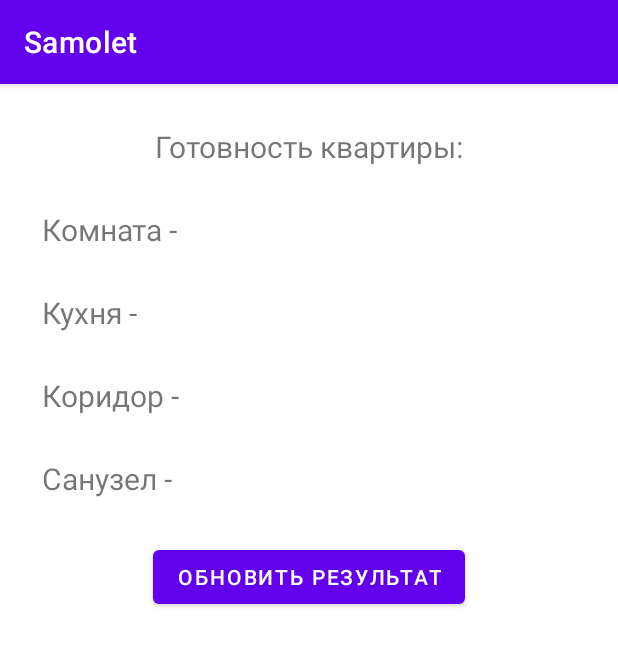
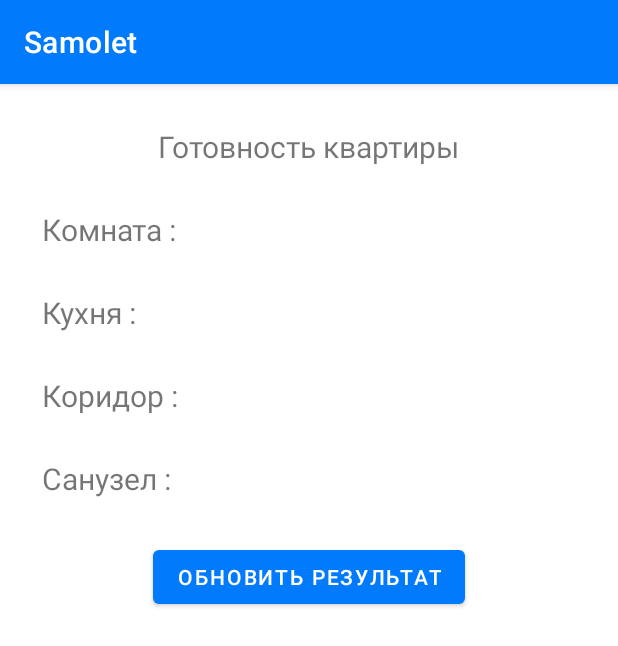
Before and after one commit to RichardMacmelon/Samolet, an Android app: the fragment CharacteristicFragment placed in its activity, on a phone screen of 412 x 824 dp. Shown: the top 646 px of the screen. Run offline under Robolectric (Android 15) with nearby library versions, the phone set to English and light mode, and no system bars.

Commit message:
Samolet v9.0

```diff
--- a/app/src/main/res/layout/activity_start.xml
+++ b/app/src/main/res/layout/activity_start.xml
@@ -3,6 +3,7 @@
     xmlns:app="http://schemas.android.com/apk/res-auto"
     xmlns:tools="http://schemas.android.com/tools"
     android:layout_width="match_parent"
+    android:background="@color/white"
     android:layout_height="match_parent"
     tools:context=".StartActivity">
 
@@ -10,6 +11,6 @@
         android:id="@+id/fragment_container"
         android:layout_width="match_parent"
         android:layout_height="match_parent"
-        tools:layout="@layout/fragment_home" />
+        tools:layout="@layout/fragment_home_setup" />
 
 </androidx.constraintlayout.widget.ConstraintLayout>
--- a/app/src/main/res/layout/fragment_apartment.xml
+++ b/app/src/main/res/layout/fragment_apartment.xml
@@ -2,6 +2,7 @@
 <androidx.constraintlayout.widget.ConstraintLayout xmlns:android="http://schemas.android.com/apk/res/android"
     xmlns:tools="http://schemas.android.com/tools"
     android:layout_width="match_parent"
+    android:background="@color/white"
     android:layout_height="match_parent"
     xmlns:app="http://schemas.android.com/apk/res-auto"
     tools:context=".ApartmentFragment">
--- a/app/src/main/res/layout/fragment_apartment_setup.xml
+++ b/app/src/main/res/layout/fragment_apartment_setup.xml
@@ -2,6 +2,7 @@
 <androidx.constraintlayout.widget.ConstraintLayout xmlns:android="http://schemas.android.com/apk/res/android"
     xmlns:app="http://schemas.android.com/apk/res-auto"
     xmlns:tools="http://schemas.android.com/tools"
+    android:background="@color/white"
     android:layout_width="match_parent"
     android:layout_height="match_parent"
     tools:context=".ApartmentSetupFragment">
--- a/app/src/main/res/layout/fragment_characteristic.xml
+++ b/app/src/main/res/layout/fragment_characteristic.xml
@@ -2,6 +2,7 @@
 <ScrollView xmlns:android="http://schemas.android.com/apk/res/android"
     xmlns:app="http://schemas.android.com/apk/res-auto"
     xmlns:tools="http://schemas.android.com/tools"
+    android:background="@color/white"
     android:layout_width="match_parent"
     android:layout_height="match_parent"
     tools:context=".CharacteristicFragment">
@@ -15,18 +16,18 @@
             android:layout_width="wrap_content"
             android:layout_height="wrap_content"
             android:layout_margin="28dp"
-            android:text="Готовность квартиры:"
+            android:text="Готовность квартиры"
             android:textSize="20sp"
             app:layout_constraintEnd_toEndOf="parent"
             app:layout_constraintStart_toStartOf="parent"
-            app:layout_constraintTop_toTopOf="parent" />
+            app:layout_constraintTop_toTopOf="parent"/>
 
         <TextView
             android:id="@+id/textViewRoom"
             android:layout_width="wrap_content"
             android:layout_height="wrap_content"
             android:layout_margin="28dp"
-            android:text="Комната - "
+            android:text="Комната : "
             android:textSize="20sp"
             app:layout_constraintStart_toStartOf="parent"
             app:layout_constraintTop_toBottomOf="@+id/textViewLogo" />
@@ -45,10 +46,10 @@
             android:layout_width="wrap_content"
             android:layout_height="wrap_content"
             android:layout_margin="28dp"
-            android:text="Кухня - "
+            android:text="Кухня :       "
             android:textSize="20sp"
             app:layout_constraintStart_toStartOf="parent"
-            app:layout_constraintTop_toBottomOf="@+id/textViewRoom" />
+            app:layout_constraintTop_toBottomOf="@+id/textViewResultRoom" />
 
         <TextView
             android:id="@+id/textViewResultKitchen"
@@ -64,12 +65,13 @@
             android:layout_width="wrap_content"
             android:layout_height="wrap_content"
             android:layout_margin="28dp"
-            android:text="Коридор - "
+            android:text="Коридор : "
             android:textSize="20sp"
             app:layout_constraintStart_toStartOf="parent"
-            app:layout_constraintTop_toBottomOf="@+id/textViewKitchen" />
+            app:layout_constraintTop_toBottomOf="@+id/textViewResultKitchen" />
 
         <TextView
+
             android:id="@+id/textViewResultCorridor"
             android:layout_width="wrap_content"
             android:layout_height="wrap_content"
@@ -83,13 +85,14 @@
             android:layout_width="wrap_content"
             android:layout_height="wrap_content"
             android:layout_margin="28dp"
-            android:layout_marginTop="28dp"
-            android:text="Cанузел - "
+            android:layout_marginStart="28dp"
+            android:text="Cанузел :  "
             android:textSize="20sp"
             app:layout_constraintStart_toStartOf="parent"
-            app:layout_constraintTop_toBottomOf="@+id/textViewCorridor" />
+            app:layout_constraintTop_toBottomOf="@+id/textViewResultCorridor" />
 
         <TextView
+
             android:id="@+id/textViewResultButtonRoom"
             android:layout_width="wrap_content"
             android:layout_height="wrap_content"
@@ -100,9 +103,10 @@
 
         <Button
             android:id="@+id/buttonResult"
-            android:layout_margin="28dp"
             android:layout_width="wrap_content"
             android:layout_height="wrap_content"
+            android:layout_margin="28dp"
+            android:layout_marginTop="48dp"
             android:text="Обновить результат"
             app:layout_constraintEnd_toEndOf="parent"
             app:layout_constraintStart_toStartOf="parent"
--- a/app/src/main/res/layout/fragment_home_setup.xml
+++ b/app/src/main/res/layout/fragment_home_setup.xml
@@ -3,6 +3,7 @@
     xmlns:tools="http://schemas.android.com/tools"
     android:layout_width="match_parent"
     android:layout_height="match_parent"
+    android:background="@color/white"
     xmlns:app="http://schemas.android.com/apk/res-auto"
     tools:context=".HomeSetupFragment">
 
--- a/app/src/main/res/layout/fragment_method.xml
+++ b/app/src/main/res/layout/fragment_method.xml
@@ -3,6 +3,7 @@
     xmlns:app="http://schemas.android.com/apk/res-auto"
     xmlns:tools="http://schemas.android.com/tools"
     android:layout_width="match_parent"
+    android:background="@color/white"
     android:layout_height="match_parent"
     tools:context=".MethodFragment">
 
--- a/app/src/main/res/values/colors.xml
+++ b/app/src/main/res/values/colors.xml
@@ -7,4 +7,5 @@
     <color name="teal_700">#FF018786</color>
     <color name="black">#FF000000</color>
     <color name="white">#FFFFFFFF</color>
+    <color name="blue">#017AFB</color>
 </resources>
--- a/app/src/main/res/values/themes.xml
+++ b/app/src/main/res/values/themes.xml
@@ -2,8 +2,8 @@
     <!-- Base application theme. -->
     <style name="Theme.Samolet" parent="Theme.MaterialComponents.DayNight.DarkActionBar">
         <!-- Primary brand color. -->
-        <item name="colorPrimary">@color/purple_500</item>
-        <item name="colorPrimaryVariant">@color/purple_700</item>
+        <item name="colorPrimary">@color/blue</item>
+        <item name="colorPrimaryVariant">@color/blue</item>
         <item name="colorOnPrimary">@color/white</item>
         <!-- Secondary brand color. -->
         <item name="colorSecondary">@color/teal_200</item>
```
